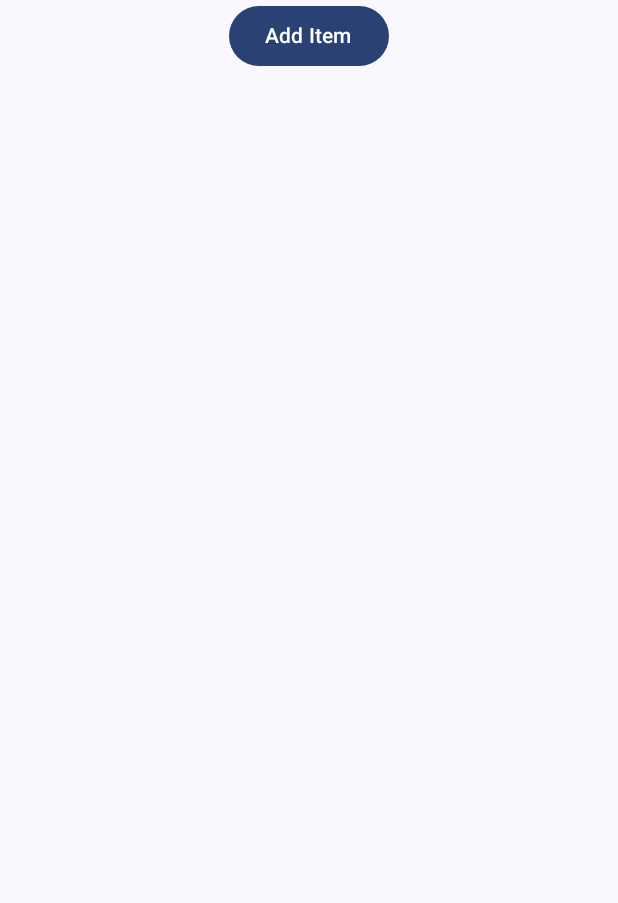
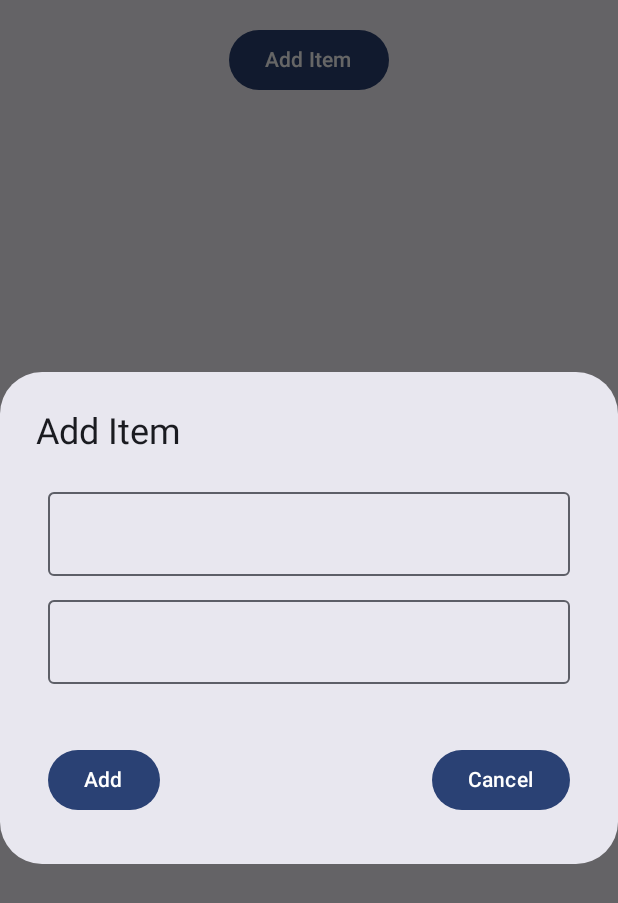
Before and after one commit to SOUMEN-PAL/My_SHoppingList_App, an Android app built with Jetpack Compose: the screen it shows after launch (MainActivity), after a tap on "Add Item", on a phone screen of 412 x 824 dp. Shown: the top 903 px of the screen. Run offline under Robolectric (Android 15) with nearby library versions, the phone set to English and light mode, and no system bars.

Commit message:
Added the edit option

```diff
--- a/app/src/main/java/com/example/shoppinglist/MainActivity.kt
+++ b/app/src/main/java/com/example/shoppinglist/MainActivity.kt
@@ -8,15 +8,22 @@ import androidx.compose.foundation.layout.Arrangement
 import androidx.compose.foundation.layout.Column
 import androidx.compose.foundation.layout.Row
 import androidx.compose.foundation.layout.fillMaxSize
+import androidx.compose.foundation.layout.padding
+import androidx.compose.foundation.lazy.LazyColumn
+import androidx.compose.foundation.lazy.items
 import androidx.compose.material3.Button
 import androidx.compose.material3.MaterialTheme
 import androidx.compose.material3.Surface
 import androidx.compose.material3.Text
 import androidx.compose.runtime.Composable
+import androidx.compose.runtime.getValue
+import androidx.compose.runtime.mutableStateOf
+import androidx.compose.runtime.remember
 import androidx.compose.ui.Alignment
 import androidx.compose.ui.Modifier
 import androidx.compose.ui.platform.LocalContext
 import androidx.compose.ui.tooling.preview.Preview
+import androidx.compose.ui.unit.dp
 import com.example.shoppinglist.ui.theme.ShoppingListTheme
 
 class MainActivity : ComponentActivity() {
@@ -35,29 +42,3 @@ class MainActivity : ComponentActivity() {
         }
     }
 }
-
-@Composable
-fun ShoppingList(){
-
-    Column(
-        modifier = Modifier.fillMaxSize(),
-        horizontalAlignment = Alignment.CenterHorizontally
-    ) {
-
-        Button(onClick = {  }) {
-            Text(text = "Add Item")
-        }
-
-
-        Row {
-
-        }
-    }
-}
-
-
-@Preview(showBackground = true)
-@Composable
-fun ShoppingListPreview(){
-    ShoppingList()
-}
--- /dev/null
+++ b/app/src/main/java/com/example/shoppinglist/ShoppingList.kt
@@ -0,0 +1,236 @@
+package com.example.shoppinglist
+
+import android.widget.Space
+import androidx.compose.foundation.BorderStroke
+import androidx.compose.foundation.background
+import androidx.compose.foundation.border
+import androidx.compose.foundation.layout.Arrangement
+import androidx.compose.foundation.layout.Column
+import androidx.compose.foundation.layout.Row
+import androidx.compose.foundation.layout.Spacer
+import androidx.compose.foundation.layout.fillMaxSize
+import androidx.compose.foundation.layout.fillMaxWidth
+import androidx.compose.foundation.layout.padding
+import androidx.compose.foundation.layout.wrapContentSize
+import androidx.compose.foundation.lazy.LazyColumn
+import androidx.compose.foundation.lazy.items
+import androidx.compose.foundation.shape.RoundedCornerShape
+import androidx.compose.foundation.text.BasicText
+import androidx.compose.foundation.text.BasicTextField
+import androidx.compose.material.icons.Icons
+import androidx.compose.material.icons.filled.Delete
+import androidx.compose.material.icons.filled.Edit
+import androidx.compose.material3.AlertDialog
+import androidx.compose.material3.Button
+import androidx.compose.material3.ExperimentalMaterial3Api
+import androidx.compose.material3.Icon
+import androidx.compose.material3.IconButton
+import androidx.compose.material3.OutlinedTextField
+import androidx.compose.material3.Text
+import androidx.compose.runtime.Composable
+import androidx.compose.runtime.getValue
+import androidx.compose.runtime.mutableStateOf
+import androidx.compose.runtime.remember
+import androidx.compose.runtime.setValue
+import androidx.compose.ui.Alignment
+import androidx.compose.ui.Modifier
+import androidx.compose.ui.graphics.Color
+import androidx.compose.ui.tooling.preview.Preview
+import androidx.compose.ui.unit.dp
+
+
+@Composable
+fun ShoppingList(){
+    // Create a list of items
+    var sItems by remember{ mutableStateOf(listOf<ShoppingItems>()) }
+    var showDialog by remember{ mutableStateOf(false) }
+    var itemName by remember{ mutableStateOf("") }
+    var itemQuantity by remember{ mutableStateOf("") }
+
+    Column(
+        modifier = Modifier.fillMaxSize(),
+        horizontalAlignment = Alignment.CenterHorizontally,
+    ) {
+
+        Spacer(modifier = Modifier.padding(8.dp))
+        // Add a button to add items to the list
+        Button(onClick = {
+            showDialog = true
+        }
+        ){
+            Text(text = "Add Item")
+        }
+
+        // Add a LazyColumn to display the list of items
+        LazyColumn( modifier = Modifier
+            .fillMaxSize()
+            .padding(16.dp)){
+
+            items(sItems){
+                item ->
+
+
+
+
+            }
+
+        }
+    }
+
+
+    if(showDialog){
+        // Add an AlertDialog to add items to the list
+        AlertDialog(
+            onDismissRequest = { showDialog = false },
+            confirmButton = {
+
+                            Row(
+                                modifier = Modifier
+                                    .fillMaxWidth()
+                                    .padding(8.dp),
+                                horizontalArrangement = Arrangement.SpaceBetween
+                            ) {
+
+                                Button(onClick = {
+                                    if(itemName.isNotEmpty() && itemQuantity.isNotEmpty()){
+                                        val newItem = ShoppingItems(
+                                            id = sItems.size + 1,
+                                            name = itemName,
+                                            quantity = itemQuantity.toIntOrNull() ?: 0
+                                        )
+                                        sItems = sItems + newItem
+                                        showDialog = false
+                                        itemName = ""
+                                        itemQuantity = ""
+                                    }
+
+
+                                }) {
+                                    Text(text = "Add")
+                                }
+
+                                Button(onClick = {showDialog = false }) {
+                                    Text(text = "Cancel")
+                                }
+                            }
+
+            },
+            title = { Text(text = "Add Item") },
+            text = {
+                Column {
+                    OutlinedTextField(
+                        value = itemName,
+                        onValueChange = {itemName = it},
+                        singleLine = true,
+                        modifier = Modifier
+                            .fillMaxWidth()
+                            .padding(8.dp)
+                    )
+                    OutlinedTextField(
+                        value = itemQuantity,
+                        onValueChange = {itemQuantity = it},
+                        singleLine = true,
+                        modifier = Modifier
+                            .fillMaxWidth()
+                            .padding(8.dp)
+                    )
+
+                }
+
+            }
+        )
+
+
+    }
+
+}
+
+@Composable
+fun ShoppingListItems(
+    item: ShoppingItems,
+    onEditClick: () -> Unit,
+    onDeleteClick: () -> Unit,
+){
+    Row(
+        modifier = Modifier
+            .padding(8.dp)
+            .fillMaxWidth()
+            .border(
+                border = BorderStroke(2.dp, Color.White),
+                shape = RoundedCornerShape(20)
+            ),
+        verticalAlignment = Alignment.CenterVertically,
+    ) {
+        Text(text = item.name , modifier = Modifier.padding(8.dp))
+        Text(text  = "Qty: ${item.quantity}", modifier = Modifier.padding(8.dp))
+        Row(modifier = Modifier.padding(8.dp)) {
+            IconButton(onClick = onEditClick) {
+                Icon(imageVector = Icons.Default.Edit , contentDescription = "Edit")
+            }
+            IconButton(onClick = onDeleteClick) {
+                Icon(imageVector = Icons.Default.Delete , contentDescription = "Delete")
+            }
+
+        }
+    }
+
+}
+
+@Composable
+fun ShoppingItemEditor(item : ShoppingItems , onEditComplete: (String , Int) -> Unit) {
+    var editedName by remember { mutableStateOf(item.name) }
+    var editedQuantity by remember { mutableStateOf(item.quantity.toString()) }
+    var isEditing by remember { mutableStateOf(item.isEditing) }
+
+    Row(modifier = Modifier
+        .fillMaxWidth()
+        .background(Color.White)
+        .padding(8.dp),
+        horizontalArrangement = Arrangement.SpaceEvenly
+        )
+    {
+
+        Column {
+            BasicTextField(
+                value = editedName,
+                onValueChange = {
+                    editedName = it
+                },
+                singleLine = true,
+                modifier = Modifier
+                    .wrapContentSize()
+                    .padding(8.dp)
+                ) {
+
+            }
+
+            BasicTextField(
+                value = editedQuantity,
+                onValueChange = {
+                    editedQuantity = it
+                },
+                singleLine = true,
+                modifier = Modifier
+                    .wrapContentSize()
+                    .padding(8.dp)
+            ) {
+
+            }
+        }
+
+        Button(onClick = {
+            isEditing = false
+            onEditComplete(editedName , editedQuantity.toIntOrNull() ?: 0 )
+        }) {
+            Text(text = "Save")
+        }
+
+    }
+
+}
+
+@Preview(showBackground = true)
+@Composable
+fun ShoppingListPreview(){
+    ShoppingList()
+}
```
Also changed, not shown: app/src/main/java/com/example/shoppinglist/ShoppingItems.kt (added, +9 -0 lines).
